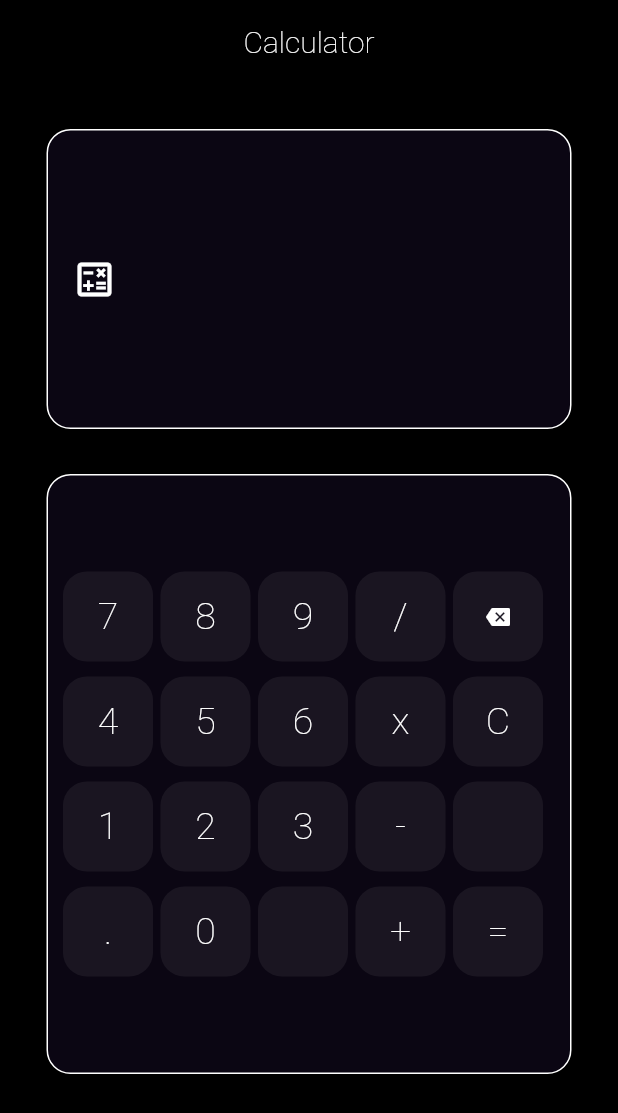
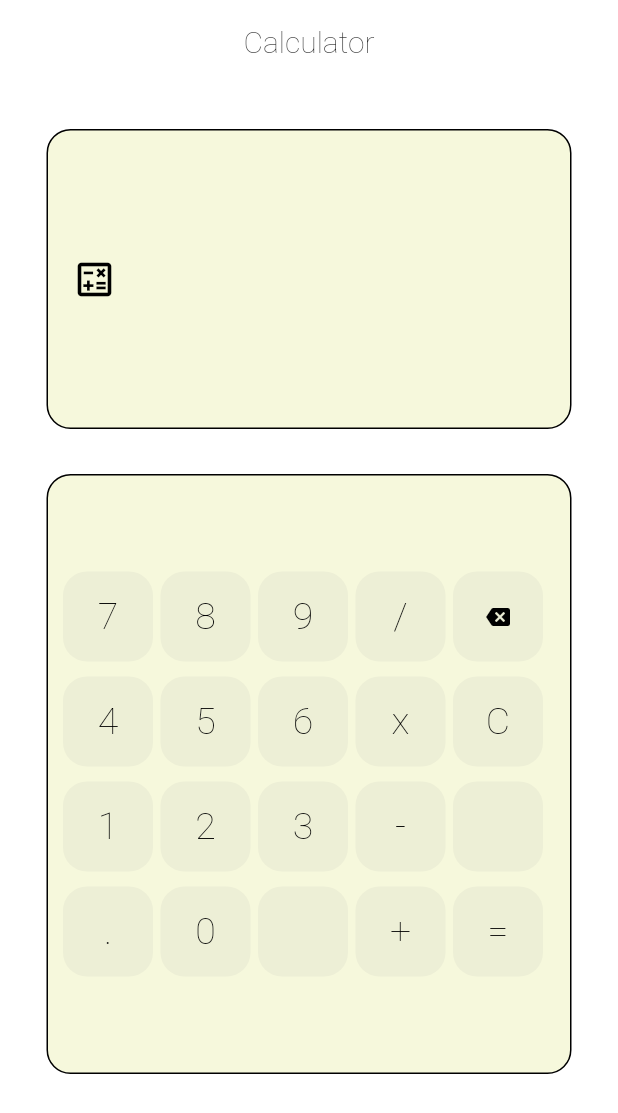
Before and after one commit to abhixv/A12CalculatorUI, a Flutter app: the screen it shows after launch, on a phone screen of 412 x 824 dp. Shown: the top 1113 px of the screen. Run offline on Flutter 3.47's test engine with Material 2 defaults, Android fonts, the phone set to English and light mode, and no system bars; our stand-ins replace google_fonts, math_expressions.

Commit message:
Calculator: Support System Theme

```diff
--- a/lib/main.dart
+++ b/lib/main.dart
@@ -1,4 +1,5 @@
 import 'package:calculator/pages/home_page.dart';
+import 'package:calculator/utils/theme.dart';
 import 'package:flutter/material.dart';
 
 void main() {
@@ -11,6 +12,9 @@ class MyApp extends StatelessWidget {
   Widget build(BuildContext context) {
     return MaterialApp(
       debugShowCheckedModeBanner: false,
+      themeMode: ThemeMode.system,
+      theme: MyTheme.light(context),
+      darkTheme: MyTheme.dark(context),
       home: HomePage(),
     );
   }
--- a/lib/pages/home_page.dart
+++ b/lib/pages/home_page.dart
@@ -1,3 +1,4 @@
+import 'package:calculator/utils/theme.dart';
 import 'package:flutter/material.dart';
 import 'package:google_fonts/google_fonts.dart';
 import 'package:math_expressions/math_expressions.dart';
@@ -47,10 +48,10 @@ class _HomePageState extends State<HomePage> {
               fontWeight: FontWeight.w100),
         ),
         centerTitle: true,
-        backgroundColor: Colors.black,
+        backgroundColor: Theme.of(context).backgroundColor,
         elevation: 0.0,
       ),
-      backgroundColor: Colors.black,
+      backgroundColor: Theme.of(context).backgroundColor,
       body: Center(
         child: ListView(
           children: [
@@ -80,7 +81,7 @@ class _HomePageState extends State<HomePage> {
             height: 60,
             width: 60,
             decoration: BoxDecoration(
-                color: Colors.grey.withOpacity(0.1),
+                color: Theme.of(context).buttonColor,
                 borderRadius: BorderRadius.circular(16.0)),
             child: InkWell(
               onTap: () => numberClick("7"),
@@ -88,7 +89,7 @@ class _HomePageState extends State<HomePage> {
                 child: Text(
                   "7",
                   style: TextStyle(
-                      color: Colors.white,
+                      color: Theme.of(context).accentColor,
                       fontWeight: FontWeight.w100,
                       fontSize: 25.0),
                 ),
@@ -103,7 +104,7 @@ class _HomePageState extends State<HomePage> {
             height: 60,
             width: 60,
             decoration: BoxDecoration(
-                color: Colors.grey.withOpacity(0.1),
+                color: Theme.of(context).buttonColor,
                 borderRadius: BorderRadius.circular(16.0)),
             child: InkWell(
               onTap: () => numberClick("8"),
@@ -111,7 +112,7 @@ class _HomePageState extends State<HomePage> {
                 child: Text(
                   "8",
                   style: TextStyle(
-                      color: Colors.white,
+                      color: Theme.of(context).accentColor,
                       fontWeight: FontWeight.w100,
                       fontSize: 25.0),
                 ),
@@ -126,7 +127,7 @@ class _HomePageState extends State<HomePage> {
             height: 60,
             width: 60,
             decoration: BoxDecoration(
-                color: Colors.grey.withOpacity(0.1),
+                color: Theme.of(context).buttonColor,
                 borderRadius: BorderRadius.circular(16.0)),
             child: InkWell(
               onTap: () => numberClick("9"),
@@ -134,7 +135,7 @@ class _HomePageState extends State<HomePage> {
                 child: Text(
                   "9",
                   style: TextStyle(
-                      color: Colors.white,
+                      color: Theme.of(context).accentColor,
                       fontWeight: FontWeight.w100,
                       fontSize: 25.0),
                 ),
@@ -149,7 +150,7 @@ class _HomePageState extends State<HomePage> {
             height: 60,
             width: 60,
             decoration: BoxDecoration(
-                color: Colors.grey.withOpacity(0.1),
+                color: Theme.of(context).buttonColor,
                 borderRadius: BorderRadius.circular(16.0)),
             child: InkWell(
               onTap: () => numberClick("/"),
@@ -157,7 +158,7 @@ class _HomePageState extends State<HomePage> {
                 child: Text(
                   "/",
                   style: TextStyle(
-                      color: Colors.white,
+                      color: Theme.of(context).accentColor,
                       fontWeight: FontWeight.w100,
                       fontSize: 25.0),
                 ),
@@ -172,14 +173,14 @@ class _HomePageState extends State<HomePage> {
             height: 60,
             width: 60,
             decoration: BoxDecoration(
-                color: Colors.grey.withOpacity(0.1),
+                color: Theme.of(context).buttonColor,
                 borderRadius: BorderRadius.circular(16.0)),
             child: InkWell(
               onTap: () => clear("C"),
               child: Center(
                 child: Icon(
                   Icons.backspace,
-                  color: Colors.white,
+                  color: Theme.of(context).accentColor,
                   size: 16.0,
                 ),
               ),
@@ -200,7 +201,7 @@ class _HomePageState extends State<HomePage> {
             height: 60,
             width: 60,
             decoration: BoxDecoration(
-                color: Colors.grey.withOpacity(0.1),
+                color: Theme.of(context).buttonColor,
                 borderRadius: BorderRadius.circular(16.0)),
             child: InkWell(
               onTap: () => numberClick("4"),
@@ -208,7 +209,7 @@ class _HomePageState extends State<HomePage> {
                 child: Text(
                   "4",
                   style: TextStyle(
-                      color: Colors.white,
+                      color: Theme.of(context).accentColor,
                       fontWeight: FontWeight.w100,
                       fontSize: 25.0),
                 ),
@@ -222,7 +223,7 @@ class _HomePageState extends State<HomePage> {
             height: 60,
             width: 60,
             decoration: BoxDecoration(
-                color: Colors.grey.withOpacity(0.1),
+                color: Theme.of(context).buttonColor,
                 borderRadius: BorderRadius.circular(16.0)),
             child: InkWell(
               onTap: () => numberClick("5"),
@@ -230,7 +231,7 @@ class _HomePageState extends State<HomePage> {
                 child: Text(
                   "5",
                   style: TextStyle(
-                      color: Colors.white,
+                      color: Theme.of(context).accentColor,
                       fontWeight: FontWeight.w100,
                       fontSize: 25.0),
                 ),
@@ -244,7 +245,7 @@ class _HomePageState extends State<HomePage> {
             height: 60,
             width: 60,
             decoration: BoxDecoration(
-                color: Colors.grey.withOpacity(0.1),
+                color: Theme.of(context).buttonColor,
                 borderRadius: BorderRadius.circular(16.0)),
             child: InkWell(
               onTap: () => numberClick("6"),
@@ -252,7 +253,7 @@ class _HomePageState extends State<HomePage> {
                 child: Text(
                   "6",
                   style: TextStyle(
-                      color: Colors.white,
+                      color: Theme.of(context).accentColor,
                       fontWeight: FontWeight.w100,
                       fontSize: 25.0),
                 ),
@@ -266,7 +267,7 @@ class _HomePageState extends State<HomePage> {
             height: 60,
             width: 60,
             decoration: BoxDecoration(
-                color: Colors.grey.withOpacity(0.1),
+                color: Theme.of(context).buttonColor,
                 borderRadius: BorderRadius.circular(16.0)),
             child: InkWell(
               onTap: () => numberClick("*"),
@@ -274,7 +275,7 @@ class _HomePageState extends State<HomePage> {
                 child: Text(
                   "x",
                   style: TextStyle(
-                      color: Colors.white,
+                      color: Theme.of(context).accentColor,
                       fontWeight: FontWeight.w100,
                       fontSize: 25.0),
                 ),
@@ -288,7 +289,7 @@ class _HomePageState extends State<HomePage> {
             height: 60,
             width: 60,
             decoration: BoxDecoration(
-                color: Colors.grey.withOpacity(0.1),
+                color: Theme.of(context).buttonColor,
                 borderRadius: BorderRadius.circular(16.0)),
             child: InkWell(
               onTap: () => clearAll("C"),
@@ -296,7 +297,7 @@ class _HomePageState extends State<HomePage> {
                 child: Text(
                   "C",
                   style: TextStyle(
-                      color: Colors.white,
+                      color: Theme.of(context).accentColor,
                       fontWeight: FontWeight.w100,
                       fontSize: 25.0),
                 ),
@@ -318,7 +319,7 @@ class _HomePageState extends State<HomePage> {
             height: 60,
             width: 60,
             decoration: BoxDecoration(
-                color: Colors.grey.withOpacity(0.1),
+                color: Theme.of(context).buttonColor,
                 borderRadius: BorderRadius.circular(16.0)),
             child: InkWell(
               onTap: () => numberClick("1"),
@@ -326,7 +327,7 @@ class _HomePageState extends State<HomePage> {
                 child: Text(
                   "1",
                   style: TextStyle(
-                      color: Colors.white,
+                      color: Theme.of(context).accentColor,
                       fontWeight: FontWeight.w100,
                       fontSize: 25.0),
                 ),
@@ -340,7 +341,7 @@ class _HomePageState extends State<HomePage> {
             height: 60,
             width: 60,
             decoration: BoxDecoration(
-                color: Colors.grey.withOpacity(0.1),
+                color: Theme.of(context).buttonColor,
                 borderRadius: BorderRadius.circular(16.0)),
             child: InkWell(
               onTap: () => numberClick("2"),
@@ -348,7 +349,7 @@ class _HomePageState extends State<HomePage> {
                 child: Text(
                   "2",
                   style: TextStyle(
-                      color: Colors.white,
+                      color: Theme.of(context).accentColor,
                       fontWeight: FontWeight.w100,
                       fontSize: 25.0),
                 ),
@@ -362,7 +363,7 @@ class _HomePageState extends State<HomePage> {
             height: 60,
             width: 60,
             decoration: BoxDecoration(
-                color: Colors.grey.withOpacity(0.1),
+                color: Theme.of(context).buttonColor,
                 borderRadius: BorderRadius.circular(16.0)),
             child: InkWell(
               onTap: () => numberClick("3"),
@@ -370,7 +371,7 @@ class _HomePageState extends State<HomePage> {
                 child: Text(
                   "3",
                   style: TextStyle(
-                      color: Colors.white,
+                      color: Theme.of(context).accentColor,
                       fontWeight: FontWeight.w100,
                       fontSize: 25.0),
                 ),
@@ -384,7 +385,7 @@ class _HomePageState extends State<HomePage> {
             height: 60,
             width: 60,
             decoration: BoxDecoration(
-                color: Colors.grey.withOpacity(0.1),
+                color: Theme.of(context).buttonColor,
                 borderRadius: BorderRadius.circular(16.0)),
             child: InkWell(
               onTap: () => numberClick("-"),
@@ -392,7 +393,7 @@ class _HomePageState extends State<HomePage> {
                 child: Text(
                   "-",
                   style: TextStyle(
-                      color: Colors.white,
+                      color: Theme.of(context).accentColor,
                       fontWeight: FontWeight.w100,
                       fontSize: 25.0),
                 ),
@@ -406,7 +407,7 @@ class _HomePageState extends State<HomePage> {
             height: 60,
             width: 60,
             decoration: BoxDecoration(
-                color: Colors.grey.withOpacity(0.1),
+                color: Theme.of(context).buttonColor,
                 borderRadius: BorderRadius.circular(16.0)),
             child: InkWell(
               onTap: () {},
@@ -414,7 +415,7 @@ class _HomePageState extends State<HomePage> {
                 child: Text(
                   "",
                   style: TextStyle(
-                      color: Colors.white,
+                      color: Theme.of(context).accentColor,
                       fontWeight: FontWeight.w100,
                       fontSize: 25.0),
                 ),
@@ -436,7 +437,7 @@ class _HomePageState extends State<HomePage> {
             height: 60,
             width: 60,
             decoration: BoxDecoration(
-                color: Colors.grey.withOpacity(0.1),
+                color: Theme.of(context).buttonColor,
                 borderRadius: BorderRadius.circular(16.0)),
             child: InkWell(
               onTap: () => numberClick("."),
@@ -444,7 +445,7 @@ class _HomePageState extends State<HomePage> {
                 child: Text(
                   ".",
                   style: TextStyle(
-                      color: Colors.white,
+                      color: Theme.of(context).accentColor,
                       fontWeight: FontWeight.w100,
                       fontSize: 25.0),
                 ),
@@ -458,7 +459,7 @@ class _HomePageState extends State<HomePage> {
             height: 60,
             width: 60,
             decoration: BoxDecoration(
-                color: Colors.grey.withOpacity(0.1),
+                color: Theme.of(context).buttonColor,
                 borderRadius: BorderRadius.circular(16.0)),
             child: InkWell(
               onTap: () => numberClick("0"),
@@ -466,7 +467,7 @@ class _HomePageState extends State<HomePage> {
                 child: Text(
                   "0",
                   style: TextStyle(
-                      color: Colors.white,
+                      color: Theme.of(context).accentColor,
                       fontWeight: FontWeight.w100,
                       fontSize: 25.0),
                 ),
@@ -480,7 +481,7 @@ class _HomePageState extends State<HomePage> {
             height: 60,
             width: 60,
             decoration: BoxDecoration(
-                color: Colors.grey.withOpacity(0.1),
+                color: Theme.of(context).buttonColor,
                 borderRadius: BorderRadius.circular(16.0)),
             child: InkWell(
               onTap: () {},
@@ -488,7 +489,7 @@ class _HomePageState extends State<HomePage> {
                 child: Text(
                   "",
                   style: TextStyle(
-                      color: Colors.white,
+                      color: Theme.of(context).accentColor,
                       fontWeight: FontWeight.w100,
                       fontSize: 25.0),
                 ),
@@ -502,7 +503,7 @@ class _HomePageState extends State<HomePage> {
             height: 60,
             width: 60,
             decoration: BoxDecoration(
-                color: Colors.grey.withOpacity(0.1),
+                color: Theme.of(context).buttonColor,
                 borderRadius: BorderRadius.circular(16.0)),
             child: InkWell(
               onTap: () => numberClick("+"),
@@ -510,7 +511,7 @@ class _HomePageState extends State<HomePage> {
                 child: Text(
                   "+",
                   style: TextStyle(
-                      color: Colors.white,
+                      color: Theme.of(context).accentColor,
                       fontWeight: FontWeight.w100,
                       fontSize: 25.0),
                 ),
@@ -524,7 +525,7 @@ class _HomePageState extends State<HomePage> {
             height: 60,
             width: 60,
             decoration: BoxDecoration(
-                color: Colors.grey.withOpacity(0.1),
+                color: Theme.of(context).buttonColor,
                 borderRadius: BorderRadius.circular(16.0)),
             child: InkWell(
               onTap: () => evaluate("="),
@@ -532,7 +533,7 @@ class _HomePageState extends State<HomePage> {
                 child: Text(
                   "=",
                   style: TextStyle(
-                      color: Colors.white,
+                      color: Theme.of(context).accentColor,
                       fontWeight: FontWeight.w100,
                       fontSize: 25.0),
                 ),
@@ -552,8 +553,8 @@ class _HomePageState extends State<HomePage> {
       height: 400,
       width: 350,
       decoration: BoxDecoration(
-          color: Colors.deepPurple.withOpacity(0.1),
-          border: Border.all(color: Colors.white),
+          color: Theme.of(context).cardColor,
+          border: Border.all(color: Theme.of(context).accentColor),
           borderRadius: BorderRadius.circular(16.0)),
       child: Padding(
         padding: const EdgeInsets.all(10.0),
@@ -591,8 +592,8 @@ class _HomePageState extends State<HomePage> {
       height: 200,
       width: 350,
       decoration: BoxDecoration(
-          color: Colors.deepPurple.withOpacity(0.1),
-          border: Border.all(color: Colors.white),
+          color: Theme.of(context).cardColor,
+          border: Border.all(color: Theme.of(context).accentColor),
           borderRadius: BorderRadius.circular(16.0)),
       child: Padding(
         padding: const EdgeInsets.all(16.0),
@@ -601,13 +602,13 @@ class _HomePageState extends State<HomePage> {
           children: [
             Icon(
               Icons.calculate_outlined,
-              color: Colors.white,
+              color: Theme.of(context).accentColor,
               size: 30.0,
             ),
             Text(
               "$_exp",
               style: TextStyle(
-                color: Colors.white,
+                color: Theme.of(context).accentColor,
                 fontSize: 40.0,
                 fontWeight: FontWeight.w100,
               ),
--- /dev/null
+++ b/lib/utils/theme.dart
@@ -0,0 +1,28 @@
+import 'package:flutter/material.dart';
+
+class MyTheme {
+  static ThemeData light(BuildContext context) => ThemeData(
+        appBarTheme: AppBarTheme(
+          color: Color(0xFFF6F8DC),
+          elevation: 0.0,
+          textTheme: Theme.of(context).textTheme,
+        ),
+        backgroundColor: Colors.white,
+        brightness: Brightness.light,
+        accentColor: Colors.black,
+        cardColor: Color(0xFFF6F8DC),
+        buttonColor: Colors.grey.withOpacity(0.1),
+      );
+
+  static ThemeData dark(BuildContext context) => ThemeData(
+        appBarTheme: AppBarTheme(
+          color: Colors.black,
+          elevation: 0.0,
+        ),
+        backgroundColor: Colors.black,
+        brightness: Brightness.dark,
+        accentColor: Colors.white,
+        cardColor: Colors.deepPurple.withOpacity(0.1),
+        buttonColor: Colors.grey.withOpacity(0.1),
+      );
+}
```
